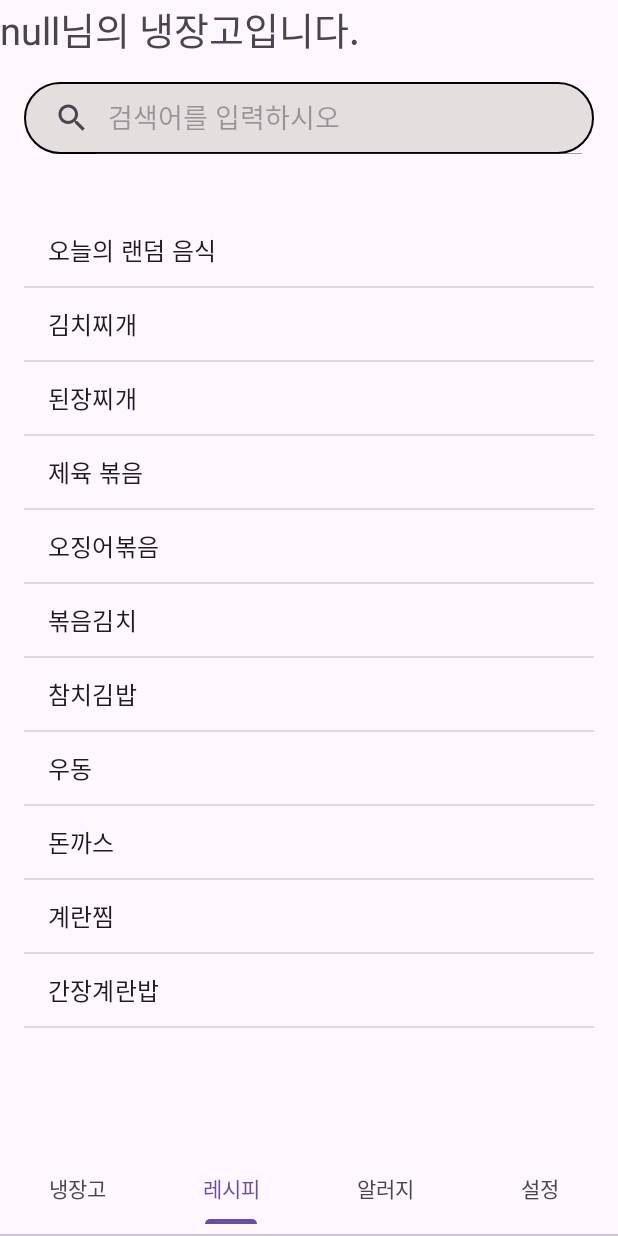
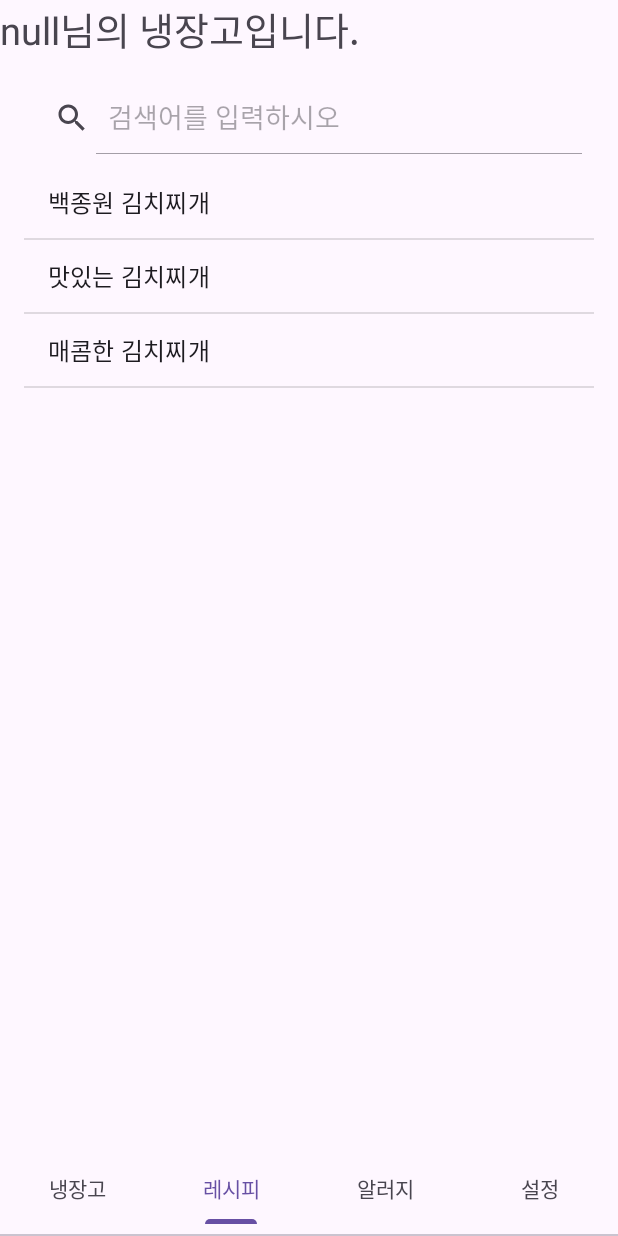
Before and after one commit to 0gi-h/Mealkit, an Android app: the FridgeFragment screen opened directly, with no data from a screen before it, item 2 of the bottom bar chosen, on a phone screen of 412 x 824 dp. Run offline under Robolectric (Android 15) with nearby library versions, the phone set to English and light mode, and no system bars; our stand-ins replace Firebase (no records; nobody signed in at launch, a user with empty details on screens opened directly).

Commit message:
[Add] 만개의 레시피 크롤링

```diff
--- a/app/build.gradle
+++ b/app/build.gradle
@@ -36,6 +36,7 @@ dependencies {
     implementation 'com.google.android.material:material:1.5.0'
     implementation 'androidx.constraintlayout:constraintlayout:2.1.4'
     implementation 'com.google.firebase:firebase-firestore:24.7.0'
+    implementation 'org.jsoup:jsoup:1.16.1'
     testImplementation 'junit:junit:4.13.2'
     androidTestImplementation 'androidx.test.ext:junit:1.1.5'
     androidTestImplementation 'androidx.test.espresso:espresso-core:3.5.1'
--- a/app/src/main/java/com/example/last_last_cap/RecipeFragment.java
+++ b/app/src/main/java/com/example/last_last_cap/RecipeFragment.java
@@ -1,18 +1,24 @@
 package com.example.last_last_cap;
 
+import android.os.AsyncTask;
 import android.os.Bundle;
 import androidx.fragment.app.Fragment;
 import android.view.LayoutInflater;
 import android.view.View;
 import android.view.ViewGroup;
+import android.widget.AdapterView;
 import android.widget.ArrayAdapter;
-import android.widget.Filter;
+import android.widget.LinearLayout;
 import android.widget.ListView;
 import android.widget.SearchView;
-import android.widget.Toast;
+import android.widget.TextView;
 
-import com.example.last_last_cap.R;
+import org.jsoup.Jsoup;
+import org.jsoup.nodes.Document;
+import org.jsoup.nodes.Element;
+import org.jsoup.select.Elements;
 
+import java.io.IOException;
 import java.util.ArrayList;
 import java.util.List;
 
@@ -24,7 +30,7 @@ public class RecipeFragment extends Fragment {
     private List<String> data;
 
     public RecipeFragment() {
-        // Required empty public constructor
+        // 필요한 공개 생성자
     }
 
     @Override
@@ -34,49 +40,68 @@ public class RecipeFragment extends Fragment {
         searchView = view.findViewById(R.id.searchView);
         listView = view.findViewById(R.id.listView);
         data = new ArrayList<>();
-        data.add("오늘의 랜덤 음식");
-        data.add("김치찌개");
-        data.add("된장찌개");
-        data.add("제육 볶음");
-        data.add("오징어볶음");
-        data.add("볶음김치");
-        data.add("참치김밥");
-        data.add("우동");
-        data.add("돈까스");
-        data.add("계란찜");
-        data.add("간장계란밥");
+        data.add("백종원 김치찌개");
+        data.add("맛있는 김치찌개");
+        data.add("매콤한 김치찌개");
         adapter = new ArrayAdapter<>(requireContext(), android.R.layout.simple_list_item_1, data);
         listView.setAdapter(adapter);
 
         searchView.setIconifiedByDefault(false);
         searchView.setQueryHint("검색어를 입력하시오");
 
-        searchView.setOnQueryTextListener(new SearchView.OnQueryTextListener() {
+        listView.setOnItemClickListener(new AdapterView.OnItemClickListener() {
             @Override
-            public boolean onQueryTextSubmit(String query) {
-                return false;
+            public void onItemClick(AdapterView<?> parent, View view, int position, long id) {
+                String selectedItem = adapter.getItem(position);
+                new FetchRecipeTask().execute(selectedItem);
             }
-
-            @Override
-            public boolean onQueryTextChange(String newText) {
-                adapter.getFilter().filter(removeSpaces(newText), new Filter.FilterListener() {
-                    @Override
-                    public void onFilterComplete(int count) {
-                        if (count == 0) {
-                            // 필터링 결과가 없을 때의 동작
-                        }
-                    }
-                });
-                return true;
-            }
-
-            private String removeSpaces(String text) {
-                return text.replaceAll(" ", "");
-            }
-
         });
 
         return view;
     }
 
+    private class FetchRecipeTask extends AsyncTask<String, Void, List<String>> {
+        @Override
+        protected List<String> doInBackground(String... strings) {
+            List<String> results = new ArrayList<>();
+            String searchQuery = strings[0];
+            String searchUrl = "https://www.10000recipe.com/recipe/list.html?q=" + searchQuery;
+            try {
+                Document document = Jsoup.connect(searchUrl).get();
+                Element firstRecipe = document.select(".common_sp_list_ul li").first();
+                if (firstRecipe != null) {
+                    Element recipeLinkElement = firstRecipe.select("a[href]").first();
+                    if (recipeLinkElement != null) {
+                        String recipeLink = "https://www.10000recipe.com" + recipeLinkElement.attr("href");
+                        Document recipeDocument = Jsoup.connect(recipeLink).get();
+                        Elements stepDivs = recipeDocument.select("[id^=stepDiv]");
+                        int stepCount = 1;
+                        for (Element stepDiv : stepDivs) {
+                            String content = stepDiv.select(".media-body").text();
+                            results.add("Step" + stepCount + ": " + content); // 여기에서 "Step" + stepCount 로 스텝 번호를 부여합니다.
+                            stepCount++;
+                        }
+                    }
+                }
+            } catch (IOException e) {
+                e.printStackTrace();
+            }
+            return results;
+        }
+
+        @Override
+        protected void onPostExecute(List<String> results) {
+            super.onPostExecute(results);
+
+            LinearLayout resultLayout = getView().findViewById(R.id.resultLayout);
+            resultLayout.removeAllViews(); // 이전 결과를 삭제합니다.
+
+            for (String result : results) {
+                TextView textView = new TextView(getContext());
+                textView.setText(result);
+                textView.setPadding(0, 8, 0, 8);
+                resultLayout.addView(textView);
+            }
+        }
+    }
 }
--- a/app/src/main/res/layout/fragment_recipe.xml
+++ b/app/src/main/res/layout/fragment_recipe.xml
@@ -3,42 +3,48 @@
     xmlns:app="http://schemas.android.com/apk/res-auto"
     xmlns:tools="http://schemas.android.com/tools"
     android:layout_width="match_parent"
+    android:layout_height="match_parent">
+
+    <LinearLayout
+        android:layout_width="match_parent"
         android:layout_height="match_parent"
-
-    >
-
+        android:orientation="vertical"
+        android:padding="16dp">
 
         <SearchView
             android:id="@+id/searchView"
-        android:layout_width="0dp"
+            android:layout_width="match_parent"
             android:layout_height="wrap_content"
-        android:layout_marginStart="16dp"
-        android:layout_marginTop="16dp"
-        android:layout_marginEnd="16dp"
-        app:layout_constraintEnd_toEndOf="parent"
-        app:layout_constraintStart_toStartOf="parent"
-        app:layout_constraintTop_toTopOf="parent"
-        app:iconifiedByDefault="false"
-        app:queryHint="검색어를 입력하시오"
-        android:background="@drawable/searchview_border" />
-
-
-
-
+            android:layout_marginBottom="8dp" />
 
         <ListView
             android:id="@+id/listView"
-        android:layout_width="0dp"
+            android:layout_width="match_parent"
             android:layout_height="0dp"
-        android:layout_marginStart="16dp"
-        android:layout_marginTop="40dp"
-        android:layout_marginEnd="16dp"
-        android:layout_marginBottom="60dp"
-        app:layout_constraintBottom_toBottomOf="parent"
-        app:layout_constraintEnd_toEndOf="parent"
-        app:layout_constraintStart_toStartOf="parent"
-        app:layout_constraintTop_toBottomOf="@id/searchView" />
+            android:layout_weight="1"
+            android:layout_marginBottom="8dp" />
 
+        <ScrollView
+            android:layout_width="match_parent"
+            android:layout_height="0dp"
+            android:layout_weight="1">
 
+            <LinearLayout
+                android:id="@+id/resultLayout"
+                android:layout_width="match_parent"
+                android:layout_height="wrap_content"
+                android:orientation="vertical">
+                <!-- 크롤링 결과를 동적으로 추가할 위치 -->
 
+                <!-- 이미지를 보여주기 위한 ImageView 추가 -->
+                <ImageView
+                    android:id="@+id/recipeImage"
+                    android:layout_width="match_parent"
+                    android:layout_height="wrap_content"
+                    android:layout_marginTop="8dp"
+                    android:layout_marginBottom="8dp"
+                    android:adjustViewBounds="true"/>
+            </LinearLayout>
+        </ScrollView>
+    </LinearLayout>
 </androidx.constraintlayout.widget.ConstraintLayout>
```
Also changed, not shown: app/src/main/java/com/example/last_last_cap/CommandFoods.java (added, +75 -0 lines), app/src/main/res/layout/command_foods.xml (added, +16 -0 lines), app/src/main/res/layout/fragment_fridge.xml (+27 -6 lines). Lines whose indentation alone changed are shown as unchanged.
